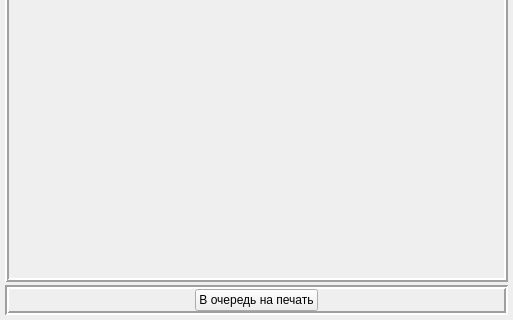
Old version of the form searcherwidget.ui in the repository bort-four/StudentHelper; both pictures show x 0 to 513 and y 179 to 499 of the 513 by 499 pixel window.
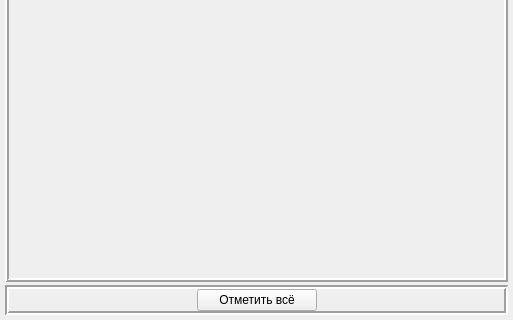
New version of the form.

The edit to the form file:
```diff
--- a/searcherwidget.ui
+++ b/searcherwidget.ui
@@ -329,7 +329,7 @@
          </size>
         </property>
         <property name="text">
-         <string>В очередь на печать</string>
+         <string>Отметить всё</string>
         </property>
        </widget>
       </item>
```
